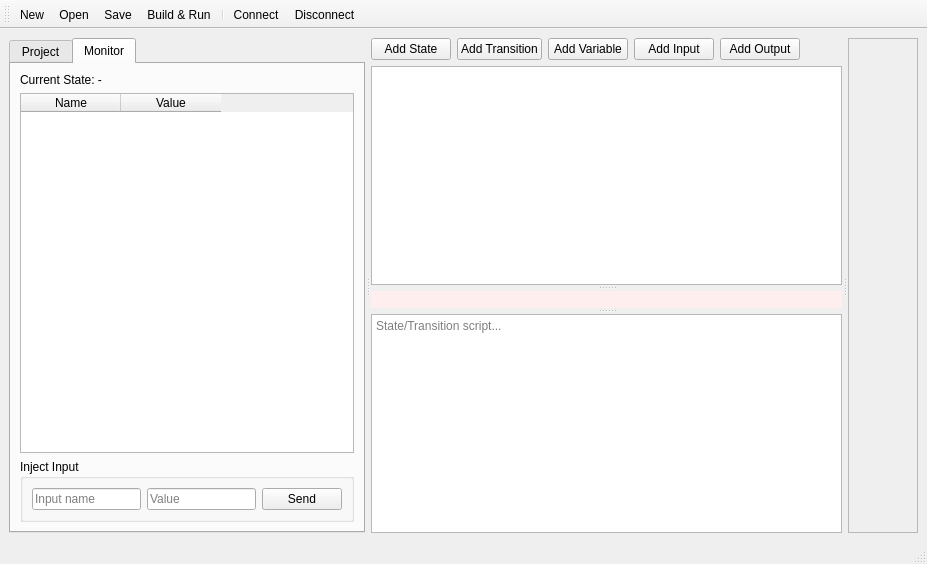
Qt form src/core_fsm/ui_qt/mainwindow.ui (EightL/fsm-automata-editor-monitor) before a commit.
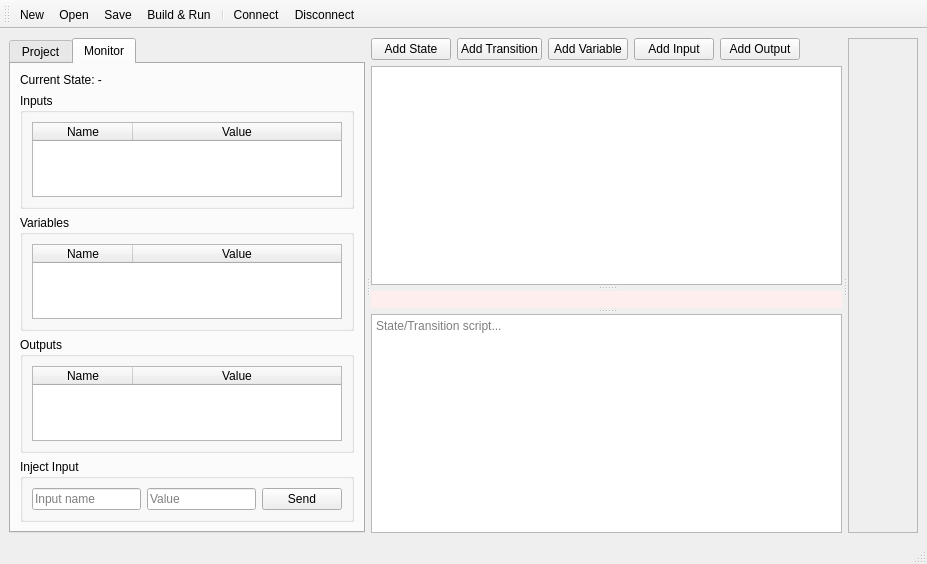
The same form after that commit. The open tabs and pages were chosen to show the change.

```diff
--- a/src/core_fsm/ui_qt/mainwindow.ui
+++ b/src/core_fsm/ui_qt/mainwindow.ui
@@ -56,13 +56,22 @@
           </widget>
          </item>
          <item>
-          <widget class="QTableWidget" name="tableLastValues">
+            <widget class="QGroupBox" name="groupInputs">
+              <property name="title">
+                <string>Inputs</string>
+              </property>
+              <layout class="QVBoxLayout" name="verticalLayout_inputs">
+                <item>
+                  <widget class="QTableWidget" name="tableInputs">
            <property name="rowCount">
             <number>0</number>
            </property>
            <property name="columnCount">
             <number>2</number>
            </property>
+                    <attribute name="horizontalHeaderStretchLastSection">
+                      <bool>true</bool>
+                    </attribute>
            <column>
             <property name="text">
              <string>Name</string>
@@ -73,6 +82,75 @@
              <string>Value</string>
             </property>
            </column>
+                  </widget>
+                </item>
+              </layout>
+            </widget>
+          </item>
+
+          <item>
+            <widget class="QGroupBox" name="groupVariables">
+              <property name="title">
+                <string>Variables</string>
+              </property>
+              <layout class="QVBoxLayout" name="verticalLayout_variables">
+                <item>
+                  <widget class="QTableWidget" name="tableVariables">
+                    <property name="rowCount">
+                      <number>0</number>
+                    </property>
+                    <property name="columnCount">
+                      <number>2</number>
+                    </property>
+                    <attribute name="horizontalHeaderStretchLastSection">
+                      <bool>true</bool>
+                    </attribute>
+                    <column>
+                      <property name="text">
+                        <string>Name</string>
+                      </property>
+                    </column>
+                    <column>
+                      <property name="text">
+                        <string>Value</string>
+                      </property>
+                    </column>
+                  </widget>
+                </item>
+              </layout>
+            </widget>
+          </item>
+
+          <item>
+            <widget class="QGroupBox" name="groupOutputs">
+              <property name="title">
+                <string>Outputs</string>
+              </property>
+              <layout class="QVBoxLayout" name="verticalLayout_outputs">
+                <item>
+                  <widget class="QTableWidget" name="tableOutputs">
+                    <property name="rowCount">
+                      <number>0</number>
+                    </property>
+                    <property name="columnCount">
+                      <number>2</number>
+                    </property>
+                    <attribute name="horizontalHeaderStretchLastSection">
+                      <bool>true</bool>
+                    </attribute>
+                    <column>
+                      <property name="text">
+                        <string>Name</string>
+                      </property>
+                    </column>
+                    <column>
+                      <property name="text">
+                        <string>Value</string>
+                      </property>
+                    </column>
+                  </widget>
+                </item>
+              </layout>
           </widget>
          </item>
          <item>
```
Lines whose indentation alone changed are shown as unchanged.
